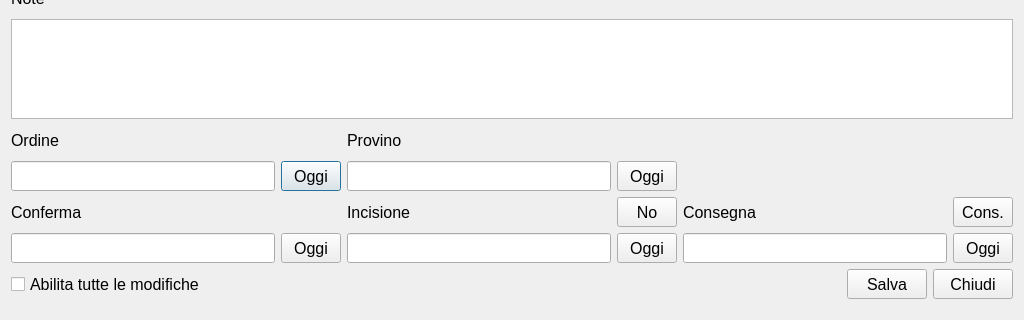
Qt form Tomb.ui (LuigiCaradonna/funeraria) before a commit; both pictures show x 0 to 1024 and y 325 to 645 of the 1024 by 645 pixel window.
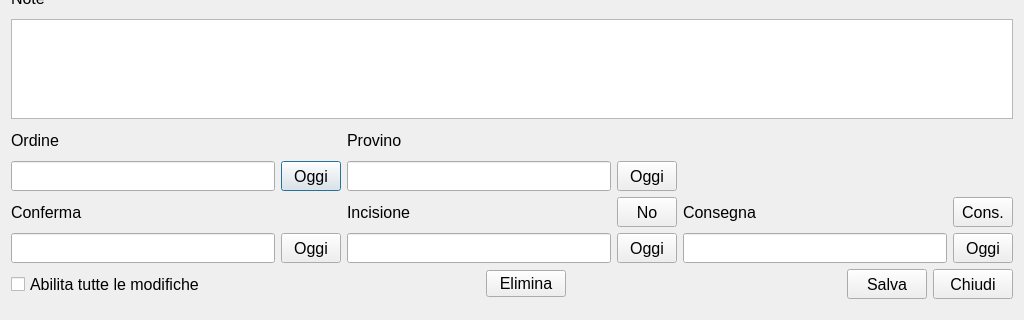
The same form after that commit.

Commit message: Tombs' deletion added

What changed in the file:
```diff
--- a/Tomb.ui
+++ b/Tomb.ui
@@ -1189,7 +1189,32 @@
        <item>
         <spacer name="horizontalSpacer_4">
          <property name="orientation">
-          <enum>Qt::Orientation::Horizontal</enum>
+          <enum>Qt::Horizontal</enum>
+         </property>
+         <property name="sizeHint" stdset="0">
+          <size>
+           <width>40</width>
+           <height>20</height>
+          </size>
+         </property>
+        </spacer>
+       </item>
+       <item>
+        <widget class="QPushButton" name="pbDelete">
+         <property name="font">
+          <font>
+           <pointsize>12</pointsize>
+          </font>
+         </property>
+         <property name="text">
+          <string>Elimina</string>
+         </property>
+        </widget>
+       </item>
+       <item>
+        <spacer name="horizontalSpacer_5">
+         <property name="orientation">
+          <enum>Qt::Horizontal</enum>
          </property>
          <property name="sizeHint" stdset="0">
           <size>
```
Left out of the diff: 6 changed lines with no effect on the pictures. The commit also changes 3 other files.
